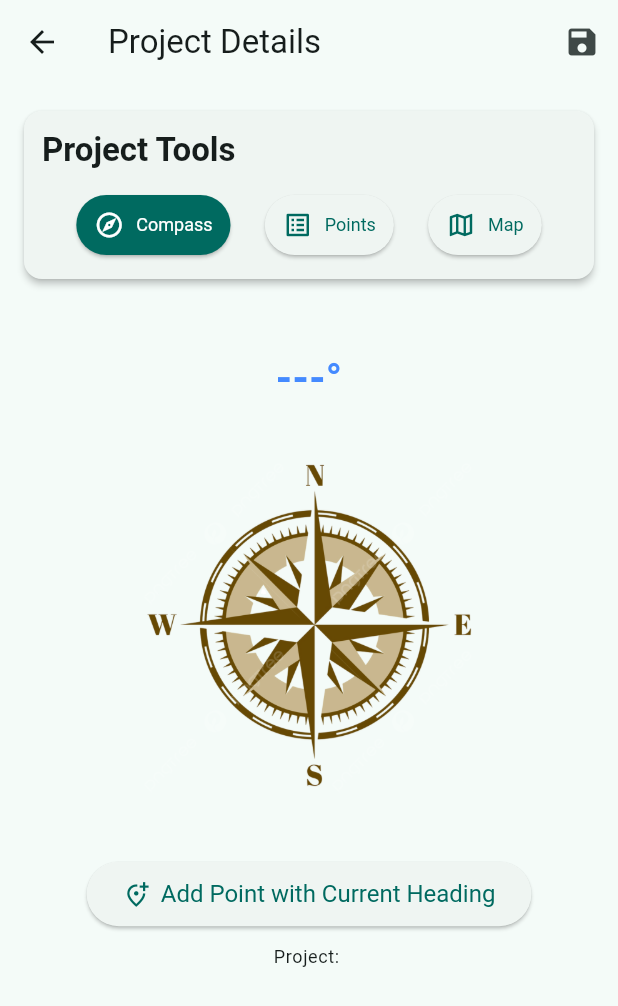
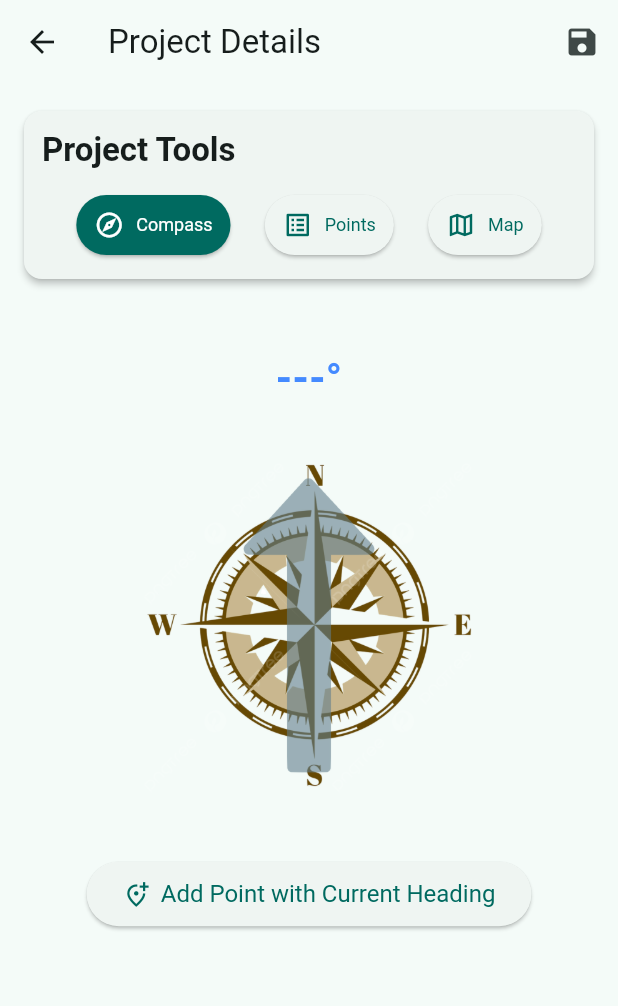
Before and after one commit to jlbbooks/Teleferika, a Flutter app: the ProjectDetailsPage screen opened directly with empty values, after a tap on "Compass", on a phone screen of 412 x 824 dp. Shown: the top 1006 px of the screen. Run offline on Flutter 3.47's test engine with Material 3 defaults, Android fonts, the phone set to English and light mode, and no system bars; our stand-ins replace flutter_compass, geolocator, package_info_plus, permission_handler, sqflite; accounts and stored records are empty.

Commit message:
feat: Display project azimuth on compass view
This commit enhances the `CompassToolView` to display the project's azimuth on the compass rose.

**Key Changes:**

- **`CompassToolView` (`lib/compass_tool_view.dart`):**
    - A new `direction_arrow.png` image is now overlaid on the `compass_rose.png`.
    - This arrow rotates to indicate the `project.azimuth` relative to True North.
    - The calculation for `projectAzimuthArrowRotationDegrees` accounts for the current device heading to ensure the arrow points correctly on the rotating compass rose.
    - If `project.azimuth` is set but the device heading is not yet available, the arrow will point relative to the phone's top as a temporary indication.
    - The project name display has been removed from the bottom of this view.
- **Assets:**
    - Added `assets/images/direction_arrow.png`.
    - Renamed `assets/images/compass-rose.png` to `assets/images/compass_rose.png` (path updated in `CompassToolView`).
- **`pubspec.yaml`:**
    - Version incremented to `0.0.4+9`.

```diff
--- a/lib/compass_tool_view.dart
+++ b/lib/compass_tool_view.dart
@@ -142,6 +142,24 @@ class _CompassToolViewState extends State<CompassToolView> {
       );
     }
 
+    // Determine the rotation for the project azimuth arrow
+    double projectAzimuthArrowRotationDegrees = 0;
+    if (widget.project.azimuth != null && _heading != null) {
+      // The arrow should point to project.azimuth relative to true North.
+      // The compass image is rotated by -_heading to keep its "North" marking pointing to true North.
+      // So, the arrow, overlaid on this compass, needs to be rotated such that
+      // its final orientation aligns with project.azimuth.
+      // If the arrow image itself points "up" (0 degrees),
+      // we rotate it by (project.azimuth - _heading).
+      projectAzimuthArrowRotationDegrees = widget.project.azimuth! - _heading!;
+    } else if (widget.project.azimuth != null && _heading == null) {
+      // If heading is not yet available, but we have a project azimuth,
+      // just point the arrow to project.azimuth relative to the phone's top for now.
+      // This might not be perfectly aligned with the (not yet rotated) compass rose
+      // but gives an initial direction.
+      projectAzimuthArrowRotationDegrees = widget.project.azimuth!;
+    }
+
     return Container(
       padding: const EdgeInsets.all(16.0),
       alignment: Alignment.center,
@@ -161,19 +179,44 @@ class _CompassToolViewState extends State<CompassToolView> {
           ),
           const SizedBox(height: 20),
 
-          // --- Compass Rose ---
+          // --- Compass Rose and Project Azimuth Arrow ---
           SizedBox(
             width: 250, // Adjust size as needed
             height: 250,
-            child: Transform.rotate(
-              // The compass image itself might be oriented with North (0 degrees) at the top.
-              // The phone's heading tells you where North is relative to the phone's top.
-              // So, to make the compass image point North correctly, you rotate it by -_heading.
-              angle: (_heading != null) ? (-(_heading!) * (math.pi / 180)) : 0,
-              child: Image.asset('assets/images/compass-rose.png'),
+            child: Stack(
+              alignment: Alignment.center,
+              children: [
+                // 1. Compass Rose (Rotates to keep North up)
+                Transform.rotate(
+                  // The compass image itself might be oriented with North (0 degrees) at the top.
+                  // The phone's heading tells you where North is relative to the phone's top.
+                  // So, to make the compass image point North correctly, you rotate it by -_heading.
+                  angle: (_heading != null)
+                      ? (-(_heading!) * (math.pi / 180))
+                      : 0,
+                  child: Image.asset('assets/images/compass_rose.png'),
+                ),
+                // 2. Project Azimuth Arrow (Conditionally displayed and rotated)
+                if (widget.project.azimuth != null)
+                  Transform.rotate(
+                    // The arrow's angle is relative to the phone's top.
+                    // If compass rose image North is at its top, and project azimuth is X,
+                    // and phone's top is currently facing Y (_heading),
+                    // then the arrow on screen should be rotated by (X - Y)
+                    angle:
+                        (projectAzimuthArrowRotationDegrees * (math.pi / 180)),
+                    child: Image.asset(
+                      'assets/images/direction_arrow.png',
+                      width: 200, // Adjust size to be smaller than compass rose
+                      height: 200,
+                      color: Colors.blueGrey.withAlpha(
+                        (0.6 * 255).round(),
+                      ), // Optional: color the arrow
+                    ),
+                  ),
+              ],
             ),
           ),
-
           // Alternative: CustomPaint for a drawn compass (more complex but flexible)
           // child: CustomPaint(
           //   size: const Size(200, 200),
@@ -190,11 +233,6 @@ class _CompassToolViewState extends State<CompassToolView> {
               textStyle: const TextStyle(fontSize: 16),
             ),
             onPressed: _handleAddPointPressed,
-          ),
-          const SizedBox(height: 10),
-          Text(
-            'Project: ${widget.project.name}',
-            style: Theme.of(context).textTheme.bodySmall,
           ),
         ],
       ),
--- a/pubspec.yaml
+++ b/pubspec.yaml
@@ -16,7 +16,7 @@ publish_to: 'none' # Remove this line if you wish to publish to pub.dev
 # https://developer.apple.com/library/archive/documentation/General/Reference/InfoPlistKeyReference/Articles/CoreFoundationKeys.html
 # In Windows, build-name is used as the major, minor, and patch parts
 # of the product and file versions while build-number is used as the build suffix.
-version: 0.0.3+8
+version: 0.0.4+9
 
 environment:
   sdk: '>=3.8.1 <4.0.0'
```
Also changed, not shown: assets/images/compass_rose.png (renamed from assets/images/compass-rose.png), assets/images/direction_arrow.png (added).
